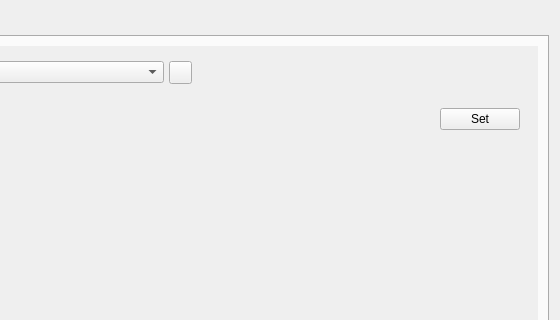
The window that src/mhm_qgis/qt/ui/forms/mhm_qgis_main.ui (mhm-ufz/mHM-QGIS) describes before a commit, drawn with Qt 5; both pictures show x 420 to 980 and y 0 to 320 of the 980 by 917 pixel window.
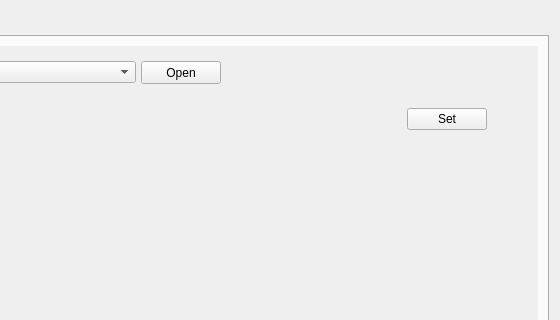
The same window after the commit. The open tabs and pages were chosen to show the change. Icons and pictures are not drawn. Custom widgets are drawn as their Qt base class.

Commit message: Add status to the meteo set and latlon set button with few enhancement

What changed in the file:
```diff
--- a/src/mhm_qgis/qt/ui/forms/mhm_qgis_main.ui
+++ b/src/mhm_qgis/qt/ui/forms/mhm_qgis_main.ui
@@ -582,7 +582,7 @@
                         </property>
                         <property name="maximumSize">
                          <size>
-                          <width>23</width>
+                          <width>16777215</width>
                           <height>16777215</height>
                          </size>
                         </property>
@@ -594,15 +594,11 @@
                         </property>
                         <property name="styleSheet">
                          <string notr="true">    QPushButton {
-                            text-align: left;
+                            text-align: center;
                         }</string>
                         </property>
                         <property name="text">
-                         <string/>
-                        </property>
-                        <property name="icon">
-                         <iconset>
-                          <normaloff>Resources/run.png</normaloff>Resources/run.png</iconset>
+                         <string>Open</string>
                         </property>
                        </widget>
                       </item>
@@ -679,6 +675,28 @@
                         </property>
                        </widget>
                       </item>
+                      <item>
+                       <widget class="QLabel" name="label_setCRSStatus">
+                        <property name="minimumSize">
+                         <size>
+                          <width>28</width>
+                          <height>0</height>
+                         </size>
+                        </property>
+                        <property name="maximumSize">
+                         <size>
+                          <width>28</width>
+                          <height>16777215</height>
+                         </size>
+                        </property>
+                        <property name="text">
+                         <string/>
+                        </property>
+                        <property name="alignment">
+                         <set>Qt::AlignCenter</set>
+                        </property>
+                       </widget>
+                      </item>
                      </layout>
                     </item>
                     <item>
```
Left out of the diff: 214 changed lines with no effect on the pictures. The commit also changes 11 other files.
